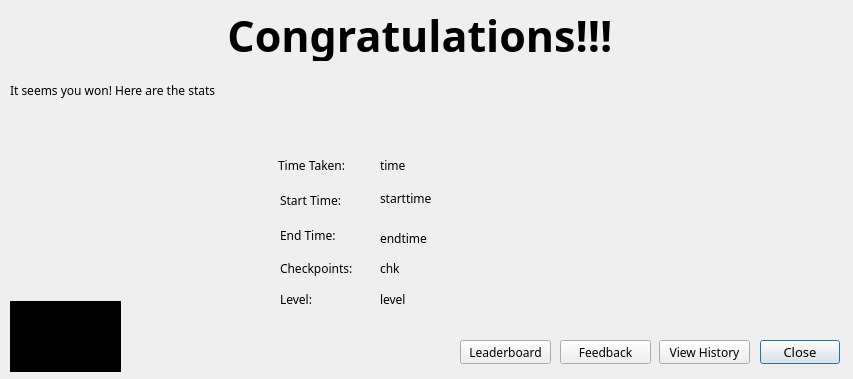
flamboyantpenguin/wikilynx, file wikiLYNX/ui/congrats.ui: the form before one commit.
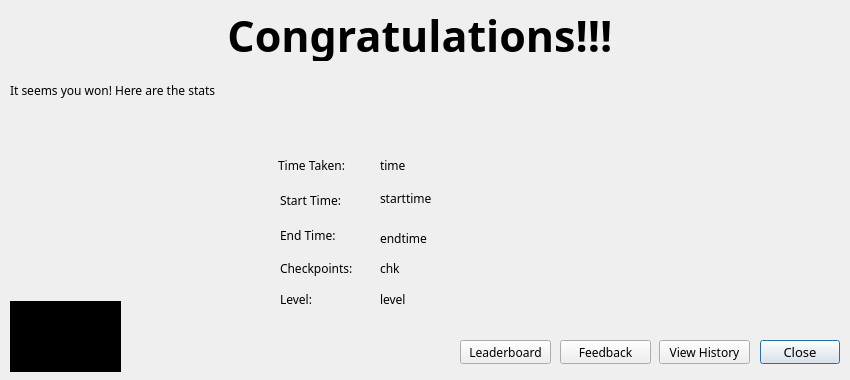
The form after the commit. Icons and pictures are not drawn.

```diff
--- a/wikiLYNX/ui/congrats.ui
+++ b/wikiLYNX/ui/congrats.ui
@@ -6,10 +6,22 @@
    <rect>
     <x>0</x>
     <y>0</y>
-    <width>853</width>
-    <height>379</height>
+    <width>850</width>
+    <height>380</height>
    </rect>
   </property>
+  <property name="minimumSize">
+   <size>
+    <width>850</width>
+    <height>380</height>
+   </size>
+  </property>
+  <property name="maximumSize">
+   <size>
+    <width>850</width>
+    <height>380</height>
+   </size>
+  </property>
   <property name="font">
    <font>
     <family>Noto Sans</family>
```
